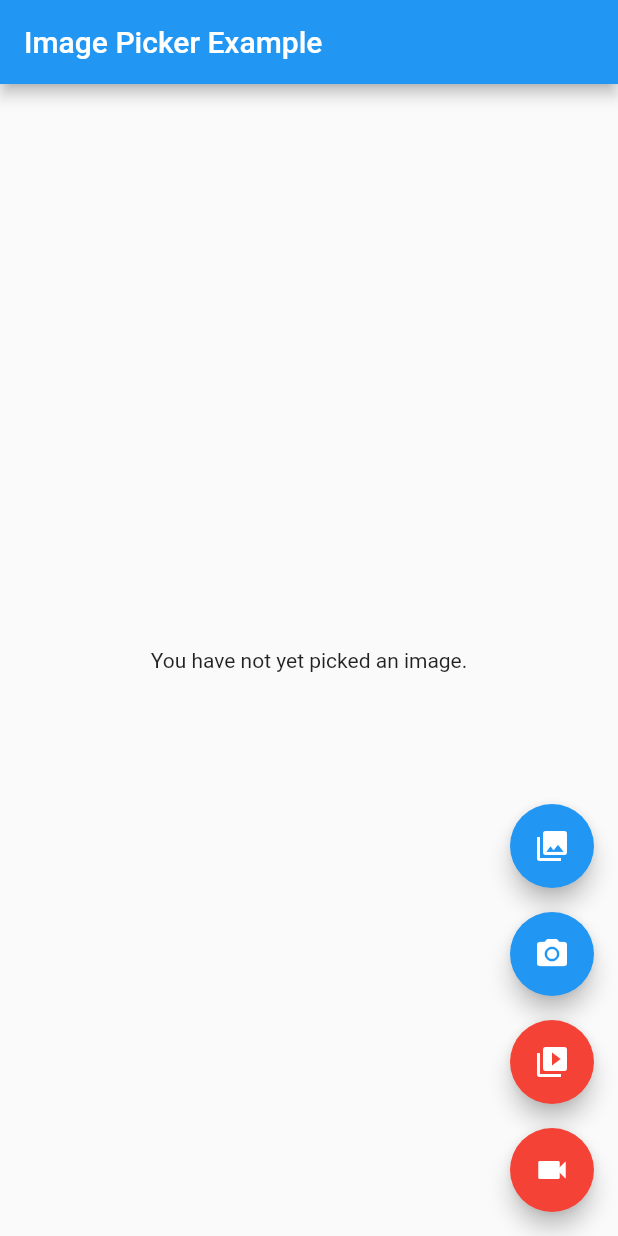
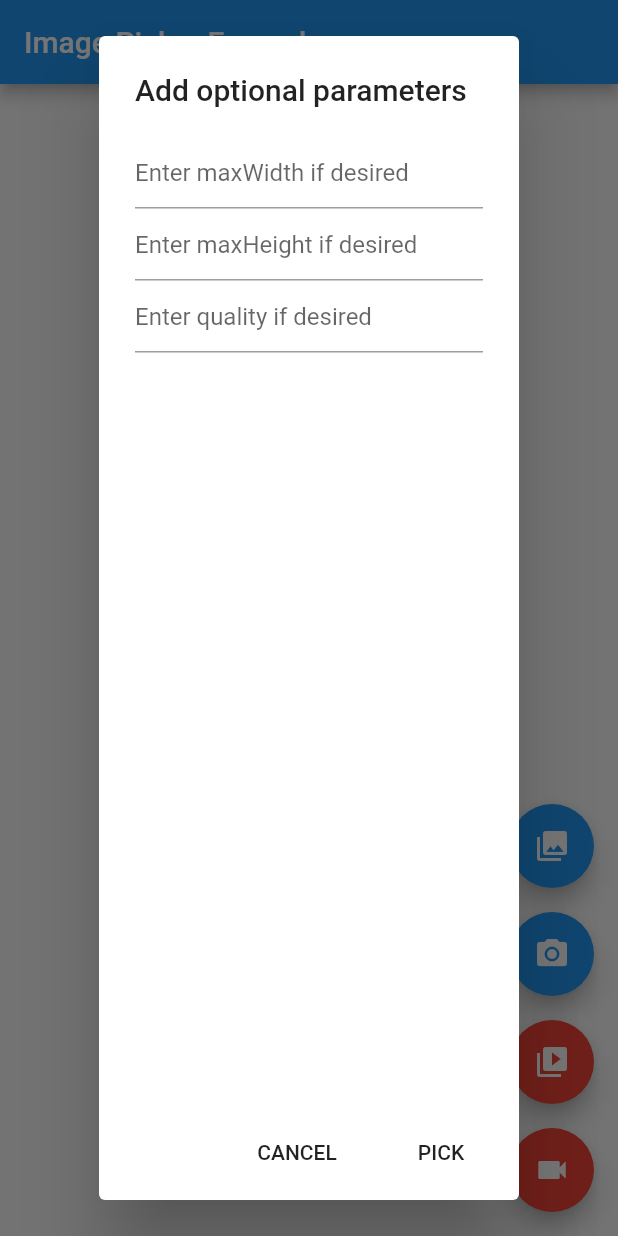
Before and after one commit to Construction-Connectivity-LLC/image_picker, a Flutter app: the screen it shows after launch, after a tap on the "photo library" icon, on a phone screen of 412 x 824 dp. Run offline on Flutter 3.47's test engine with Material 2 defaults, Android fonts, the phone set to English and light mode, and no system bars; our stand-ins replace video_player.

```diff
--- a/example/lib/main.dart
+++ b/example/lib/main.dart
@@ -8,6 +8,8 @@ import 'dart:async';
 import 'dart:io';
 
 import 'package:flutter/material.dart';
+import 'package:flutter/src/widgets/basic.dart';
+import 'package:flutter/src/widgets/container.dart';
 import 'package:image_picker/image_picker.dart';
 import 'package:video_player/video_player.dart';
 
@@ -41,6 +43,10 @@ class _MyHomePageState extends State<MyHomePage> {
   VideoPlayerController _controller;
   String _retrieveDataError;
 
+  final TextEditingController maxWidthController = TextEditingController();
+  final TextEditingController maxHeightController = TextEditingController();
+  final TextEditingController qualityController = TextEditingController();
+
   Future<void> _playVideo(File file) async {
     if (file != null && mounted) {
       await _disposeVideoController();
@@ -53,7 +59,7 @@ class _MyHomePageState extends State<MyHomePage> {
     }
   }
 
-  void _onImageButtonPressed(ImageSource source) async {
+  void _onImageButtonPressed(ImageSource source, {BuildContext context}) async {
     if (_controller != null) {
       await _controller.setVolume(0.0);
     }
@@ -61,12 +67,19 @@ class _MyHomePageState extends State<MyHomePage> {
       final File file = await ImagePicker.pickVideo(source: source);
       await _playVideo(file);
     } else {
-      try {
-        _imageFile = await ImagePicker.pickImage(source: source);
-        setState(() {});
-      } catch (e) {
-        _pickImageError = e;
-      }
+      await _displayPickImageDialog(context,
+          (double maxWidth, double maxHeight, int quality) async {
+        try {
+          _imageFile = await ImagePicker.pickImage(
+              source: source,
+              maxWidth: maxWidth,
+              maxHeight: maxHeight,
+              imageQuality: quality);
+          setState(() {});
+        } catch (e) {
+          _pickImageError = e;
+        }
+      });
     }
   }
 
@@ -82,6 +95,9 @@ class _MyHomePageState extends State<MyHomePage> {
   @override
   void dispose() {
     _disposeVideoController();
+    maxWidthController.dispose();
+    maxHeightController.dispose();
+    qualityController.dispose();
     super.dispose();
   }
 
@@ -192,7 +208,7 @@ class _MyHomePageState extends State<MyHomePage> {
           FloatingActionButton(
             onPressed: () {
               isVideo = false;
-              _onImageButtonPressed(ImageSource.gallery);
+              _onImageButtonPressed(ImageSource.gallery, context: context);
             },
             heroTag: 'image0',
             tooltip: 'Pick Image from gallery',
@@ -203,7 +219,7 @@ class _MyHomePageState extends State<MyHomePage> {
             child: FloatingActionButton(
               onPressed: () {
                 isVideo = false;
-                _onImageButtonPressed(ImageSource.camera);
+                _onImageButtonPressed(ImageSource.camera, context: context);
               },
               heroTag: 'image1',
               tooltip: 'Take a Photo',
@@ -249,7 +265,66 @@ class _MyHomePageState extends State<MyHomePage> {
     }
     return null;
   }
+
+  Future<void> _displayPickImageDialog(
+      BuildContext context, OnPickImageCallback onPick) async {
+    return showDialog(
+        context: context,
+        builder: (context) {
+          return AlertDialog(
+            title: Text('Add optional parameters'),
+            content: Column(
+              children: <Widget>[
+                TextField(
+                  controller: maxWidthController,
+                  keyboardType: TextInputType.numberWithOptions(decimal: true),
+                  decoration:
+                      InputDecoration(hintText: "Enter maxWidth if desired"),
+                ),
+                TextField(
+                  controller: maxHeightController,
+                  keyboardType: TextInputType.numberWithOptions(decimal: true),
+                  decoration:
+                      InputDecoration(hintText: "Enter maxHeight if desired"),
+                ),
+                TextField(
+                  controller: qualityController,
+                  keyboardType: TextInputType.number,
+                  decoration:
+                      InputDecoration(hintText: "Enter quality if desired"),
+                ),
+              ],
+            ),
+            actions: <Widget>[
+              FlatButton(
+                child: const Text('CANCEL'),
+                onPressed: () {
+                  Navigator.of(context).pop();
+                },
+              ),
+              FlatButton(
+                  child: const Text('PICK'),
+                  onPressed: () {
+                    double width = maxWidthController.text.length > 0
+                        ? double.parse(maxWidthController.text)
+                        : null;
+                    double height = maxHeightController.text.length > 0
+                        ? double.parse(maxHeightController.text)
+                        : null;
+                    int quality = qualityController.text.length > 0
+                        ? int.parse(qualityController.text)
+                        : null;
+                    onPick(width, height, quality);
+                    Navigator.of(context).pop();
+                  }),
+            ],
+          );
+        });
+  }
 }
+
+typedef void OnPickImageCallback(
+    double maxWidth, double maxHeight, int quality);
 
 class AspectRatioVideo extends StatefulWidget {
   AspectRatioVideo(this.controller);
--- a/pubspec.yaml
+++ b/pubspec.yaml
@@ -5,7 +5,7 @@ authors:
   - Flutter Team <flutter-dev@googlegroups.com>
   - Rhodes Davis Jr. <rody.davis.jr@gmail.com>
 homepage: https://github.com/flutter/plugins/tree/master/packages/image_picker
-version: 0.6.2+1
+version: 0.6.2+2
 
 flutter:
   plugin:
```
Also changed, not shown: 3 other files.
